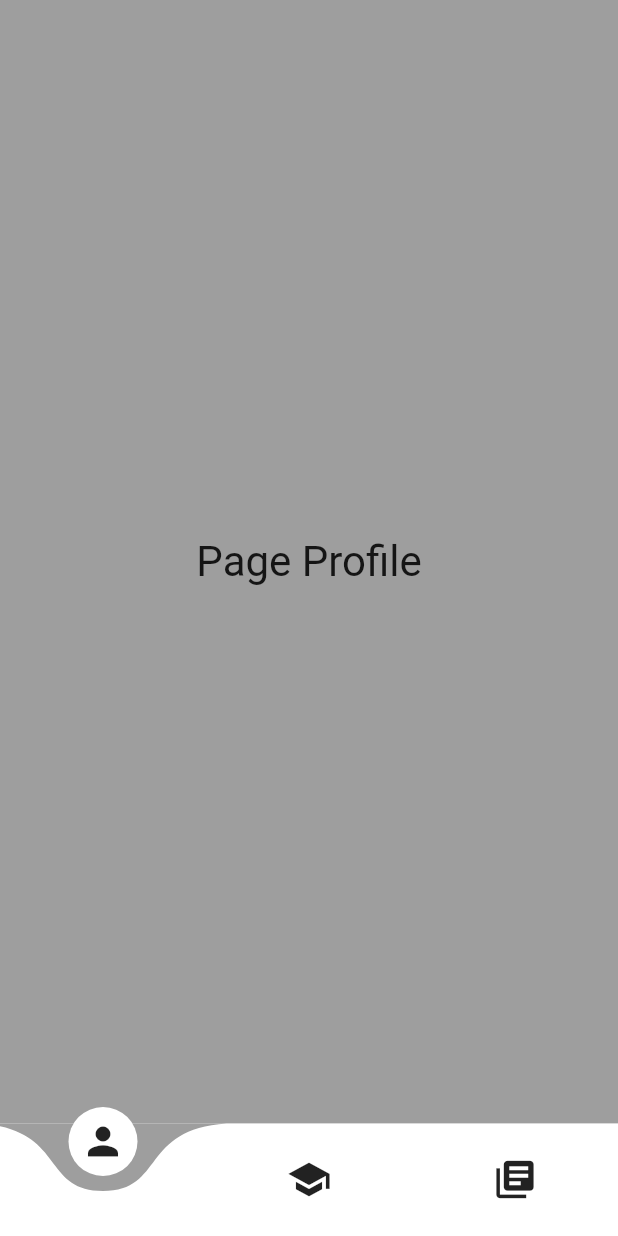
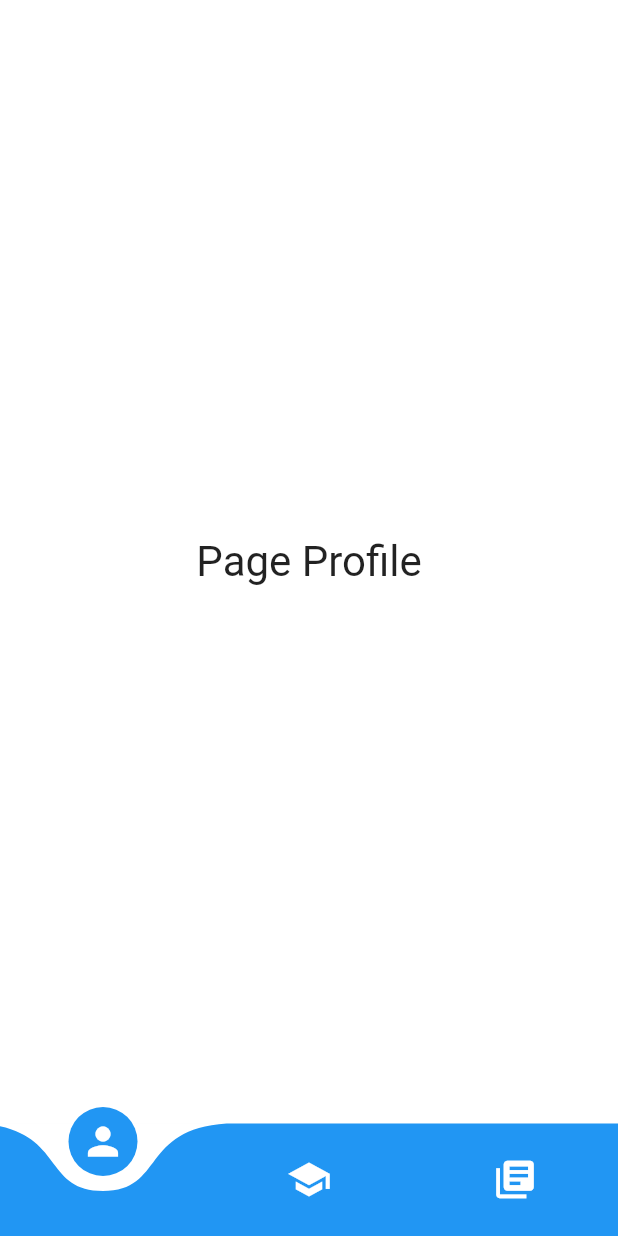
Before and after one commit to farasjibran/Flutter-Simple-App, a Flutter app: the screen it shows after launch, on a phone screen of 412 x 824 dp. Run offline on Flutter 3.47's test engine with Material 2 defaults, Android fonts, the phone set to English and light mode, and no system bars; drawn by our look-alikes of curved_navigation_bar; our stand-ins replace splashscreen.

```diff
--- a/lib/main.dart
+++ b/lib/main.dart
@@ -1,11 +1,45 @@
 import 'package:flutter/material.dart';
 import 'package:curved_navigation_bar/curved_navigation_bar.dart';
+import 'package:splashscreen/splashscreen.dart';
 import 'package:tutorial_flutter/pages/experience.dart';
 import 'package:tutorial_flutter/pages/portofolio.dart';
 import 'package:tutorial_flutter/pages/profile.dart';
 
 void main() {
-  runApp(MaterialApp(home: MyHomePage()));
+  // runApp(MaterialApp(home: MyHomePage()));
+  runApp(MyApp());
+}
+
+class MyApp extends StatelessWidget {
+  @override
+  Widget build(BuildContext context) {
+    return MaterialApp(
+      title: 'Tutorial Flutter',
+      theme: ThemeData(
+        primarySwatch: Colors.grey,
+      ),
+      home: Splash(),
+      debugShowCheckedModeBanner: false,
+    );
+  }
+}
+
+class Splash extends StatelessWidget {
+  @override
+  Widget build(BuildContext context) {
+    return SplashScreen(
+      seconds: 6,
+      navigateAfterSeconds: new MyHomePage(),
+      title: new Text(
+        'Tentang Saya',
+        textScaleFactor: 2,
+      ),
+      image: new Image.asset('images/man.png'),
+      loadingText: Text("Loading"),
+      photoSize: 100.0,
+      loaderColor: Colors.blue,
+    );
+  }
 }
 
 class MyHomePage extends StatefulWidget {
@@ -51,12 +85,26 @@ class _MyHomePageState extends State<MyHomePage> {
   Widget build(BuildContext context) {
     return Scaffold(
         bottomNavigationBar: CurvedNavigationBar(
-          backgroundColor: Colors.grey,
+          buttonBackgroundColor: Colors.blue,
+          color: Colors.blue,
+          backgroundColor: Colors.white,
           key: _bottomNavigationKey,
           items: <Widget>[
-            Icon(Icons.person, size: 30),
-            Icon(Icons.school, size: 30),
-            Icon(Icons.library_books, size: 30),
+            Icon(
+              Icons.person,
+              size: 30,
+              color: Colors.white,
+            ),
+            Icon(
+              Icons.school,
+              size: 30,
+              color: Colors.white,
+            ),
+            Icon(
+              Icons.library_books,
+              size: 30,
+              color: Colors.white,
+            ),
           ],
           onTap: (int page) {
             setState(() {
@@ -65,7 +113,7 @@ class _MyHomePageState extends State<MyHomePage> {
           },
         ),
         body: Container(
-          color: Colors.grey,
+          color: Colors.white,
           child: Center(
             child: _showPage,
           ),
--- a/pubspec.yaml
+++ b/pubspec.yaml
@@ -29,6 +29,7 @@ dependencies:
   # Use with the CupertinoIcons class for iOS style icons.
   cupertino_icons: ^0.1.3
   curved_navigation_bar: ^0.3.4
+  splashscreen:
 
 dev_dependencies:
   flutter_test:
@@ -45,6 +46,9 @@ flutter:
   # the material Icons class.
   uses-material-design: true
 
+  assets:
+      - images/splash.png
+      - images/man.png
   # To add assets to your application, add an assets section, like this:
   # assets:
   #   - images/a_dot_burr.jpeg
```
Also changed, not shown: images/1.png (added), images/2.png (added), images/3.png (added), images/4.png (added), images/Screenshot_1603647742.png (deleted), images/Screenshot_1603647750.png (deleted), images/Screenshot_1603647754.png (deleted), images/man.png (added), images/splash.png (added), pubspec.lock, 1 other file.
